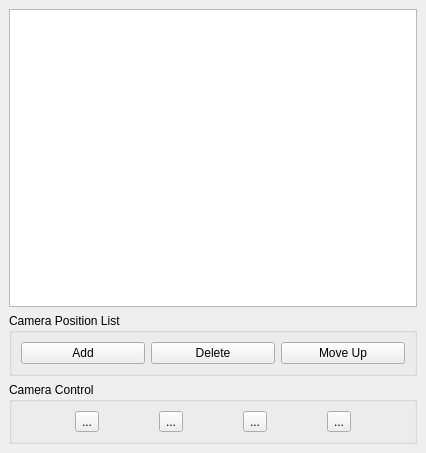
This is app/widget/SavedCameraWidget.ui in mattjr/benthicQT as Qt 5 draws it before an edit. The edited form follows.
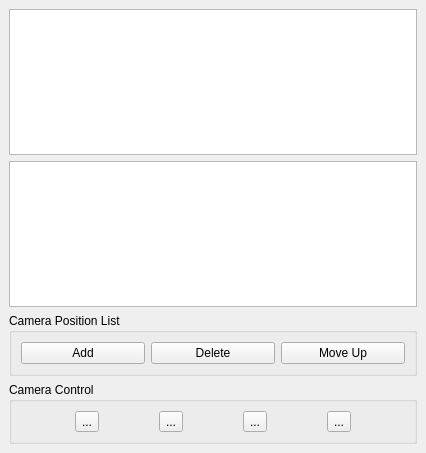
This is the edited form. Icons and pictures are not drawn.

Commit message: table layout now used

```diff
--- a/app/widget/SavedCameraWidget.ui
+++ b/app/widget/SavedCameraWidget.ui
@@ -21,6 +21,9 @@
   </property>
   <widget class="QWidget" name="dockWidgetContents">
    <layout class="QVBoxLayout" name="verticalLayout_2">
+    <item>
+     <widget class="QTableWidget" name="tableWidget"/>
+    </item>
     <item>
      <widget class="QListWidget" name="listWidget"/>
     </item>
```
The commit also changes 2 other files.
